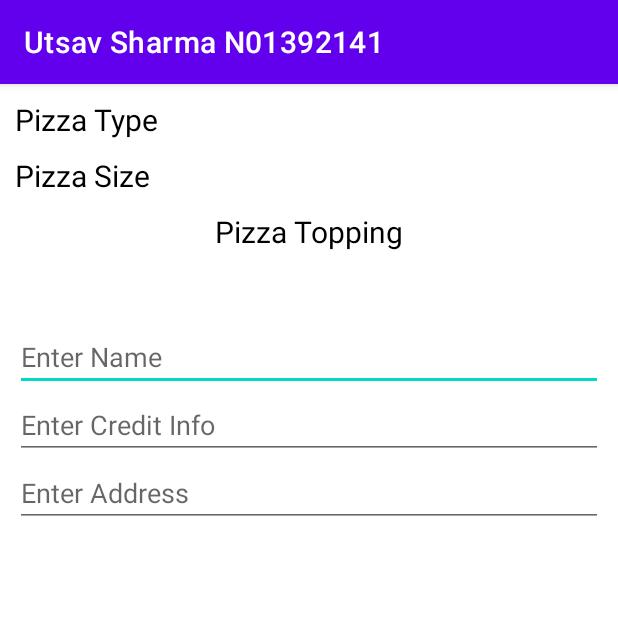
After one commit to UtsavSharma2141/UtsavAssign2, an Android app: the SharmaActivity3 screen opened directly, with no data from a screen before it, on a phone screen of 412 x 824 dp, the top half of it. The commit adds this screen. Run offline under Robolectric (Android 15) with nearby library versions, the phone set to English and light mode, and no system bars.

Commit message:
payment screen layout done.Menu done.

```diff
--- a/UtsavAssign22/src/main/AndroidManifest.xml
+++ b/UtsavAssign22/src/main/AndroidManifest.xml
@@ -9,7 +9,10 @@
         android:roundIcon="@mipmap/ic_launcher_round"
         android:supportsRtl="true"
         android:theme="@style/Theme.UtsavAssign2">
-        <activity android:name=".SharmaActivity2"></activity>
+        <activity android:name=".SharmaActivity3"></activity>
+        <activity
+            android:name=".SharmaActivity2"
+            android:parentActivityName=".UtsavActivity" />
         <activity android:name=".UtsavActivity">
             <intent-filter>
                 <action android:name="android.intent.action.MAIN" />
--- /dev/null
+++ b/UtsavAssign22/src/main/java/utsav/sharma/n01392141/SharmaActivity3.java
@@ -0,0 +1,105 @@
+package utsav.sharma.n01392141;
+
+import androidx.appcompat.app.AppCompatActivity;
+
+import android.os.Bundle;
+import android.text.Editable;
+import android.text.TextWatcher;
+import android.widget.EditText;
+import android.widget.TextView;
+
+import org.w3c.dom.Text;
+
+import java.lang.reflect.Array;
+import java.util.ArrayList;
+import java.util.Arrays;
+
+public class SharmaActivity3 extends AppCompatActivity {
+
+
+    EditText nameEdt, creditEdt, addEdt;
+
+    String pizaType, pizaSize;
+    ArrayList<String> toppArr;
+    TextView pizaTypeTxt, pizaSizeTxt, pizaToppTxt;
+
+
+    @Override
+    protected void onCreate(Bundle savedInstanceState) {
+        super.onCreate(savedInstanceState);
+        setContentView(R.layout.activity_utsav3);
+
+        pizaTypeTxt = findViewById(R.id.utsavPizaType);
+        pizaSizeTxt = findViewById(R.id.utsavSizeType);
+        pizaToppTxt = findViewById(R.id.utsavToppType);
+
+        nameEdt = findViewById(R.id.utsavEdtName);
+        creditEdt = findViewById(R.id.utsavEdtCreditCard);
+        addEdt = findViewById(R.id.utsavEdtAddress);
+
+        pizaType = getIntent().getStringExtra("pizaType");
+        pizaSize = getIntent().getStringExtra("pizaSize");
+
+        toppArr = new ArrayList<>();
+        toppArr = getIntent().getStringArrayListExtra("toppArr");
+
+        pizaTypeTxt.setText(pizaType);
+        pizaSizeTxt.setText(pizaSize);
+        pizaToppTxt.setText((CharSequence) toppArr);
+
+        nameEdt.addTextChangedListener(new TextWatcher() {
+            @Override
+            public void beforeTextChanged(CharSequence s, int start, int count, int after) {
+
+            }
+
+            @Override
+            public void onTextChanged(CharSequence s, int start, int before, int count) {
+
+            }
+
+            @Override
+            public void afterTextChanged(Editable s) {
+                if(s.length() <= 0){
+                    nameEdt.setError("Enter details");
+                }
+            }
+        });
+
+        creditEdt.addTextChangedListener(new TextWatcher() {
+            @Override
+            public void beforeTextChanged(CharSequence s, int start, int count, int after) {
+
+            }
+
+            @Override
+            public void onTextChanged(CharSequence s, int start, int before, int count) {
+
+            }
+
+            @Override
+            public void afterTextChanged(Editable s) {
+
+            }
+        });
+
+        addEdt.addTextChangedListener(new TextWatcher() {
+            @Override
+            public void beforeTextChanged(CharSequence s, int start, int count, int after) {
+
+            }
+
+            @Override
+            public void onTextChanged(CharSequence s, int start, int before, int count) {
+
+            }
+
+            @Override
+            public void afterTextChanged(Editable s) {
+
+            }
+        });
+
+
+    }
+}
--- /dev/null
+++ b/UtsavAssign22/src/main/res/layout-land/activity_utsav3.xml
@@ -0,0 +1,130 @@
+<?xml version="1.0" encoding="utf-8"?>
+<LinearLayout
+    xmlns:android="http://schemas.android.com/apk/res/android"
+    xmlns:app="http://schemas.android.com/apk/res-auto"
+    xmlns:tools="http://schemas.android.com/tools"
+    android:layout_width="match_parent"
+    android:layout_height="match_parent"
+    tools:context=".SharmaActivity3"
+    android:orientation="vertical"
+    android:padding="10dp">
+
+    <LinearLayout
+        android:layout_width="match_parent"
+        android:layout_height="wrap_content"
+        android:orientation="vertical">
+
+        <TableLayout
+            android:layout_width="match_parent"
+            android:layout_height="wrap_content">
+
+            <TableRow
+                android:layout_width="match_parent"
+                android:layout_height="wrap_content">
+
+                <TextView
+                    android:layout_width="match_parent"
+                    android:layout_height="match_parent"
+                    android:layout_marginBottom="10dp"
+                    android:textColor="#000"
+                    android:layout_weight="1"
+                    android:text="@string/pizzaTypeTag"
+                    android:textSize="20sp"
+                    />
+
+                <TextView
+                    android:id="@+id/utsavPizaType"
+                    android:layout_width="wrap_content"
+                    android:layout_height="wrap_content"
+                    android:layout_marginBottom="10dp"
+                    android:textSize="20sp"
+                    />
+
+
+            </TableRow>
+
+        </TableLayout>
+
+        <TableRow
+            android:layout_width="match_parent"
+            android:layout_height="wrap_content">
+
+            <TextView
+                android:layout_width="wrap_content"
+                android:layout_height="match_parent"
+                android:layout_marginBottom="10dp"
+                android:layout_weight="1"
+                android:text="@string/pizzaSizeTag"
+                android:textColor="#000"
+                android:textSize="20sp"
+                />
+
+            <TextView
+                android:id="@+id/utsavSizeType"
+                android:layout_width="wrap_content"
+                android:layout_height="wrap_content"
+                android:layout_marginBottom="10dp"
+                android:textSize="20sp"
+                />
+
+
+        </TableRow>
+
+        <TableRow
+            android:layout_width="match_parent"
+            android:layout_height="wrap_content">
+
+            <LinearLayout
+                android:layout_width="match_parent"
+                android:layout_height="wrap_content"
+                android:orientation="vertical">
+
+                <TextView
+                    android:layout_width="wrap_content"
+                    android:layout_height="match_parent"
+                    android:layout_marginBottom="10dp"
+                    android:text="@string/pizzaToppingTag"
+                    android:textColor="#000"
+                    android:layout_gravity="center"
+                    android:textSize="20sp"
+                    />
+
+                <TextView
+                    android:id="@+id/utsavToppType"
+                    android:layout_width="wrap_content"
+                    android:layout_height="wrap_content"
+                    android:layout_marginBottom="10dp"
+                    android:textSize="20sp"
+                    />
+
+            </LinearLayout>
+
+
+        </TableRow>
+
+    </LinearLayout>
+
+    <EditText
+        android:id="@+id/utsavEdtName"
+        android:layout_width="match_parent"
+        android:layout_height="wrap_content"
+        android:hint="@string/nameHint"/>
+
+
+    <EditText
+        android:id="@+id/utsavEdtCreditCard"
+        android:layout_width="match_parent"
+        android:layout_height="wrap_content"
+        android:hint="@string/creditHint"/>
+
+
+    <EditText
+        android:id="@+id/utsavEdtAddress"
+        android:layout_width="match_parent"
+        android:layout_height="wrap_content"
+        android:hint="@string/addHint"/>
+
+
+
+
+</LinearLayout>
--- /dev/null
+++ b/UtsavAssign22/src/main/res/layout/activity_utsav3.xml
@@ -0,0 +1,130 @@
+<?xml version="1.0" encoding="utf-8"?>
+<LinearLayout
+    xmlns:android="http://schemas.android.com/apk/res/android"
+    xmlns:app="http://schemas.android.com/apk/res-auto"
+    xmlns:tools="http://schemas.android.com/tools"
+    android:layout_width="match_parent"
+    android:layout_height="match_parent"
+    tools:context=".SharmaActivity3"
+    android:orientation="vertical"
+    android:padding="10dp">
+
+    <LinearLayout
+        android:layout_width="match_parent"
+        android:layout_height="wrap_content"
+        android:orientation="vertical">
+
+        <TableLayout
+            android:layout_width="match_parent"
+            android:layout_height="wrap_content">
+
+            <TableRow
+                android:layout_width="match_parent"
+                android:layout_height="wrap_content">
+
+                <TextView
+                    android:layout_width="match_parent"
+                    android:layout_height="match_parent"
+                    android:layout_marginBottom="10dp"
+                    android:textColor="#000"
+                    android:layout_weight="1"
+                    android:text="@string/pizzaTypeTag"
+                    android:textSize="20sp"
+                    />
+
+                <TextView
+                    android:id="@+id/utsavPizaType"
+                    android:layout_width="wrap_content"
+                    android:layout_height="wrap_content"
+                    android:layout_marginBottom="10dp"
+                    android:textSize="20sp"
+                    />
+
+
+            </TableRow>
+
+        </TableLayout>
+
+        <TableRow
+            android:layout_width="match_parent"
+            android:layout_height="wrap_content">
+
+            <TextView
+                android:layout_width="wrap_content"
+                android:layout_height="match_parent"
+                android:layout_marginBottom="10dp"
+                android:layout_weight="1"
+                android:text="@string/pizzaSizeTag"
+                android:textColor="#000"
+                android:textSize="20sp"
+                />
+
+            <TextView
+                android:id="@+id/utsavSizeType"
+                android:layout_width="wrap_content"
+                android:layout_height="wrap_content"
+                android:layout_marginBottom="10dp"
+                android:textSize="20sp"
+                />
+
+
+        </TableRow>
+
+        <TableRow
+            android:layout_width="match_parent"
+            android:layout_height="wrap_content">
+
+            <LinearLayout
+                android:layout_width="match_parent"
+                android:layout_height="wrap_content"
+                android:orientation="vertical">
+
+                <TextView
+                    android:layout_width="wrap_content"
+                    android:layout_height="match_parent"
+                    android:layout_marginBottom="10dp"
+                    android:text="@string/pizzaToppingTag"
+                    android:textColor="#000"
+                    android:layout_gravity="center"
+                    android:textSize="20sp"
+                    />
+
+                <TextView
+                    android:id="@+id/utsavToppType"
+                    android:layout_width="wrap_content"
+                    android:layout_height="wrap_content"
+                    android:layout_marginBottom="10dp"
+                    android:textSize="20sp"
+                    />
+
+            </LinearLayout>
+
+
+        </TableRow>
+
+    </LinearLayout>
+
+    <EditText
+        android:id="@+id/utsavEdtName"
+        android:layout_width="match_parent"
+        android:layout_height="wrap_content"
+        android:hint="@string/nameHint"/>
+
+
+    <EditText
+        android:id="@+id/utsavEdtCreditCard"
+        android:layout_width="match_parent"
+        android:layout_height="wrap_content"
+        android:hint="@string/creditHint"/>
+
+
+    <EditText
+        android:id="@+id/utsavEdtAddress"
+        android:layout_width="match_parent"
+        android:layout_height="wrap_content"
+        android:hint="@string/addHint"/>
+
+
+
+
+</LinearLayout>
--- a/UtsavAssign22/src/main/res/values/strings.xml
+++ b/UtsavAssign22/src/main/res/values/strings.xml
@@ -35,4 +35,15 @@
 
 
     <string name="selectionToast">Please Select from the following</string>
+    <string name="orderscreen">Order Screen</string>
+    <string name="help_menu">Help</string>
+    <string name="help_pizza">Pizza</string>
+    <string name="menu3">Utsav Sharma. I like this app.</string>
+    <string name="pizza_websitename">Pizza\'s website</string>
+
+
+
+    <string name="nameHint">Enter Name</string>
+    <string name="creditHint">Enter Credit Info</string>
+    <string name="addHint">Enter Address</string>
 </resources>
```
Also changed, not shown: UtsavAssign22/src/main/java/utsav/sharma/n01392141/SharmaActivity2.java (+18 -11 lines), UtsavAssign22/src/main/java/utsav/sharma/n01392141/UtsavActivity.java (+55 -2 lines), UtsavAssign22/src/main/res/layout-land/activity_main.xml (+34 -22 lines), UtsavAssign22/src/main/res/layout-land/activity_sharma2.xml (+0 -68 lines), UtsavAssign22/src/main/res/layout/activity_main.xml (+15 -14 lines), UtsavAssign22/src/main/res/layout/activity_sharma2.xml (+4 -74 lines), UtsavAssign22/src/main/res/menu/my_menu.xml (added, +19 -0 lines).
